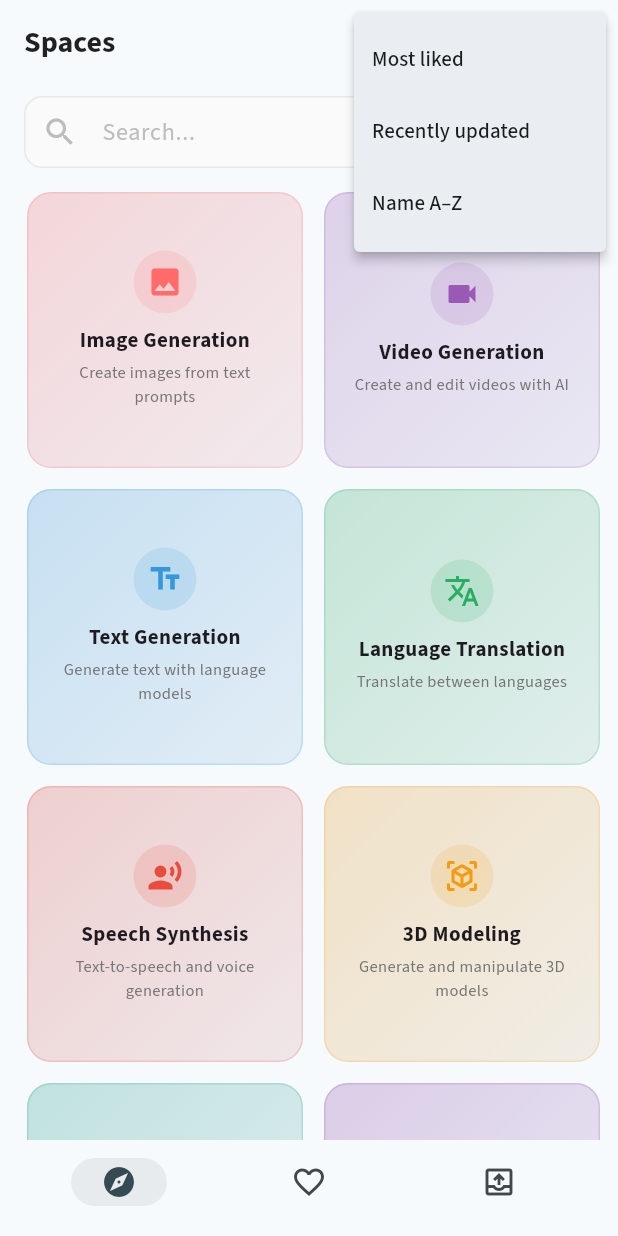
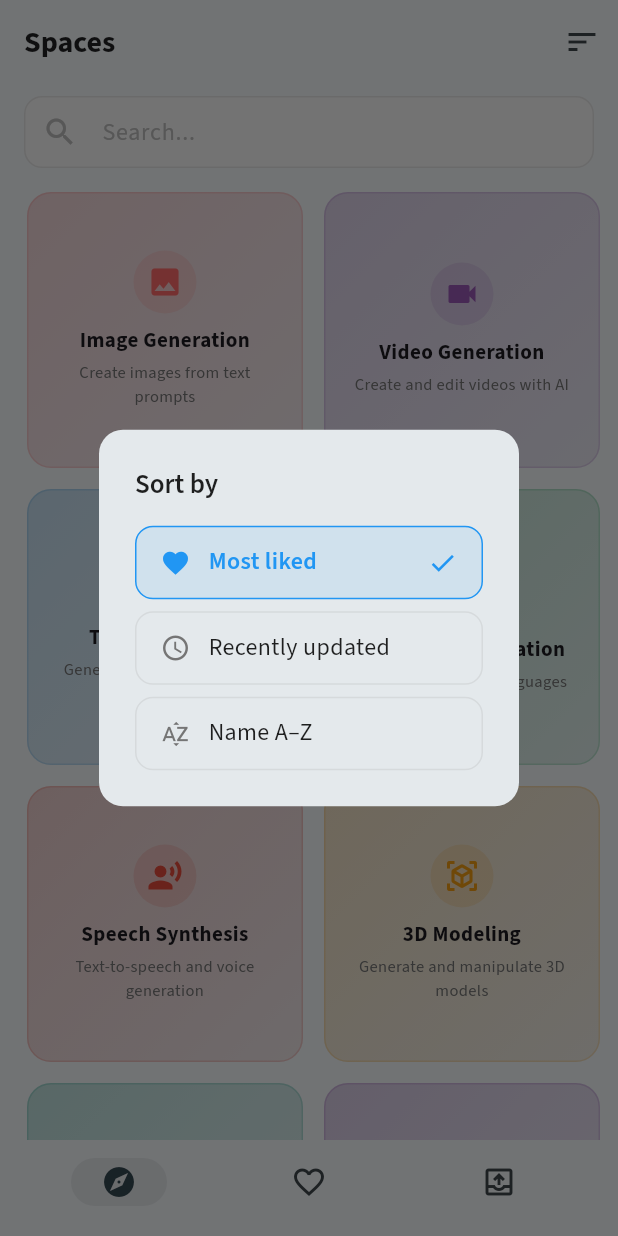
Before and after one commit to gradio-app/gradio-mobile-app, a Flutter app: the screen it shows after launch, after a tap on the "sort" icon, on a phone screen of 412 x 824 dp. Run offline on Flutter 3.47's test engine with Material 3 defaults, Android fonts, the phone set to English and light mode, and no system bars; our stand-ins replace dio, flutter_secure_storage, google_fonts, open_filex, share_plus, shared_preferences and 2 more; missing offline and left inert: flutter_appauth; accounts and stored records are empty.

```diff
--- a/lib/screens/browse_screen.dart
+++ b/lib/screens/browse_screen.dart
@@ -37,6 +37,86 @@ class _BrowseScreenState extends State<BrowseScreen> {
   void dispose() {
     _searchController.dispose();
     super.dispose();
+  }
+
+  void _showSortDialog(BuildContext context) {
+    showDialog(
+      context: context,
+      builder: (context) => AlertDialog(
+        shape: RoundedRectangleBorder(
+          borderRadius: BorderRadius.circular(16),
+        ),
+        title: Text(
+          'Sort by',
+          style: GoogleFonts.sourceSans3(
+            fontSize: 18,
+            fontWeight: FontWeight.w600,
+            color: Colors.black87,
+          ),
+        ),
+        content: Column(
+          mainAxisSize: MainAxisSize.min,
+          children: [
+            _buildSortOption(context, 'likes', 'Most liked', Icons.favorite),
+            const SizedBox(height: 8),
+            _buildSortOption(context, 'recent', 'Recently updated', Icons.schedule),
+            const SizedBox(height: 8),
+            _buildSortOption(context, 'name', 'Name A–Z', Icons.sort_by_alpha),
+          ],
+        ),
+      ),
+    );
+  }
+
+  Widget _buildSortOption(BuildContext context, String value, String label, IconData icon) {
+    final isSelected = _sortBy == value;
+    return InkWell(
+      onTap: () {
+        setState(() {
+          _sortBy = value;
+          spaces = _applySort(spaces);
+        });
+        Navigator.pop(context);
+      },
+      borderRadius: BorderRadius.circular(12),
+      child: Container(
+        padding: const EdgeInsets.symmetric(horizontal: 16, vertical: 12),
+        decoration: BoxDecoration(
+          color: isSelected ? Colors.blue.withOpacity(0.1) : Colors.transparent,
+          borderRadius: BorderRadius.circular(12),
+          border: Border.all(
+            color: isSelected ? Colors.blue : Colors.grey.withOpacity(0.2),
+            width: 1,
+          ),
+        ),
+        child: Row(
+          children: [
+            Icon(
+              icon,
+              size: 20,
+              color: isSelected ? Colors.blue : Colors.grey[600],
+            ),
+            const SizedBox(width: 12),
+            Expanded(
+              child: Text(
+                label,
+                style: GoogleFonts.sourceSans3(
+                  fontSize: 16,
+                  fontWeight: isSelected ? FontWeight.w600 : FontWeight.w400,
+                  color: isSelected ? Colors.blue : Colors.black87,
+                ),
+              ),
+            ),
+            if (isSelected)
+              Icon(
+                Icons.check,
+                size: 20,
+                color: Colors.blue,
+              ),
+          ],
+        ),
+      ),
+    );
   }
 
   Future<void> loadTrendingSpaces() async {
@@ -164,19 +244,9 @@ class _BrowseScreenState extends State<BrowseScreen> {
           ),
         ),
         actions: [
-          PopupMenuButton<String>(
+          IconButton(
             icon: const Icon(Icons.sort),
-            onSelected: (value) {
-              setState(() {
-                _sortBy = value;
-                spaces = _applySort(spaces);
-              });
-            },
-            itemBuilder: (context) => const [
-              PopupMenuItem(value: 'likes', child: Text('Most liked')),
-              PopupMenuItem(value: 'recent', child: Text('Recently updated')),
-              PopupMenuItem(value: 'name', child: Text('Name A–Z')),
-            ],
+            onPressed: () => _showSortDialog(context),
           ),
         ],
       ),
```
